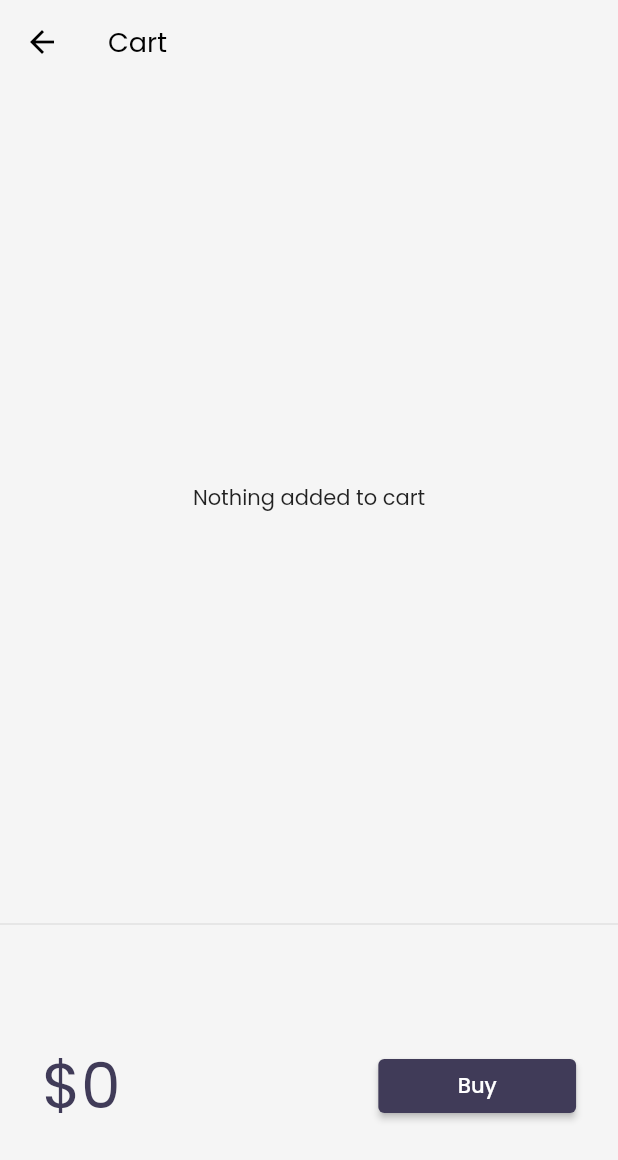
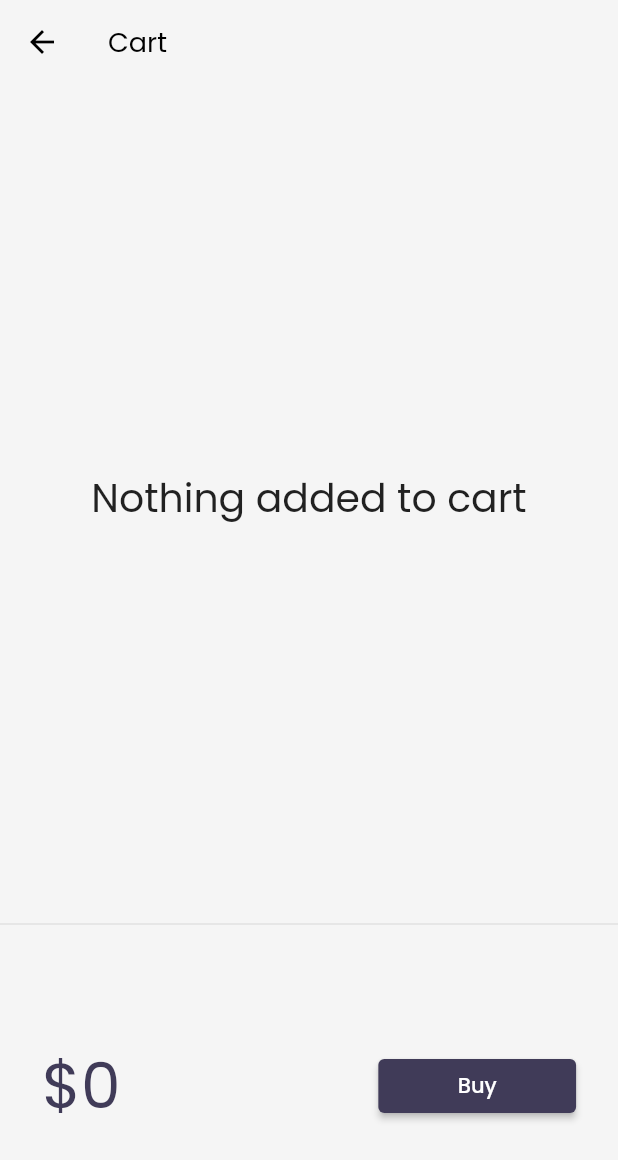
Before and after one commit to RisshabSingla/30DaysOfFlutter, a Flutter app: the CartPage screen opened by its route, on a phone screen of 412 x 824 dp. Shown: the top 1160 px of the screen. Run offline on Flutter 3.47's test engine with Material 2 defaults, Android fonts, the phone set to English and light mode, and no system bars; drawn by our look-alikes of velocity_x; our stand-ins replace google_fonts; network calls fail.

Commit message:
Day 26 Completed

```diff
--- a/lib/models/cart.dart
+++ b/lib/models/cart.dart
@@ -25,12 +25,6 @@ class CartModel {
 
   num get totalPrice =>
       items.fold(0, (total, current) => total + current.price);
-
-  // Remove item
-
-  void remove(Item item) {
-    _itemIds.remove(item.id);
-  }
 }
 
 class AddMutation extends VxMutation<MyStore> {
@@ -45,3 +39,16 @@ class AddMutation extends VxMutation<MyStore> {
     throw UnimplementedError();
   }
 }
+
+class RemoveMutation extends VxMutation<MyStore> {
+  final Item item;
+
+  RemoveMutation(this.item);
+
+  @override
+  perform() {
+    store?.cart._itemIds.remove(item.id);
+    // TODO: implement perform
+    throw UnimplementedError();
+  }
+}
--- a/lib/pages/cart_page.dart
+++ b/lib/pages/cart_page.dart
@@ -35,7 +35,13 @@ class _CartTotal extends StatelessWidget {
       child: Row(
         mainAxisAlignment: MainAxisAlignment.spaceAround,
         children: [
-          "\$${_cart.totalPrice}".text.xl5.color(context.accentColor).make(),
+          VxBuilder<MyStore>(
+              mutations: {RemoveMutation},
+              builder: (context, store, status) => "\$${_cart.totalPrice}"
+                  .text
+                  .xl5
+                  .color(context.accentColor)
+                  .make()),
           60.widthBox,
           ElevatedButton(
                   onPressed: () {
@@ -59,9 +65,10 @@ class _CartList extends StatelessWidget {
 
   @override
   Widget build(BuildContext context) {
+    VxState.watch(context, on: [RemoveMutation]);
     num len = _cart.items.length;
     return len == 0
-        ? "Nothing added to cart".text.makeCentered()
+        ? "Nothing added to cart".text.xl3.makeCentered()
         : ListView.builder(
             itemCount: _cart.items?.length,
             itemBuilder: (context, index) => ListTile(
@@ -69,8 +76,7 @@ class _CartList extends StatelessWidget {
               trailing: IconButton(
                 icon: Icon(Icons.remove_circle_outline),
                 onPressed: () {
-                  _cart.remove(_cart.items[index]);
-                  // setState(() {});
+                  RemoveMutation(_cart.items[index]);
                 },
               ),
               title: _cart.items[index].name.text.make(),
--- a/lib/widgets/home_widgets/add_to_cart.dart
+++ b/lib/widgets/home_widgets/add_to_cart.dart
@@ -19,7 +19,7 @@ class AddtoCart extends StatelessWidget {
 
   @override
   Widget build(BuildContext context) {
-    VxState.watch(context, on: [AddMutation]);   // listen(context , to: []) ----> outdated
+    VxState.watch(context, on: [AddMutation, RemoveMutation]);   // listen(context , to: []) ----> outdated
     final CartModel _cart = (VxState.store as MyStore).cart;
 
     bool isInCart = _cart.items.contains(catalog) ?? false;
```
